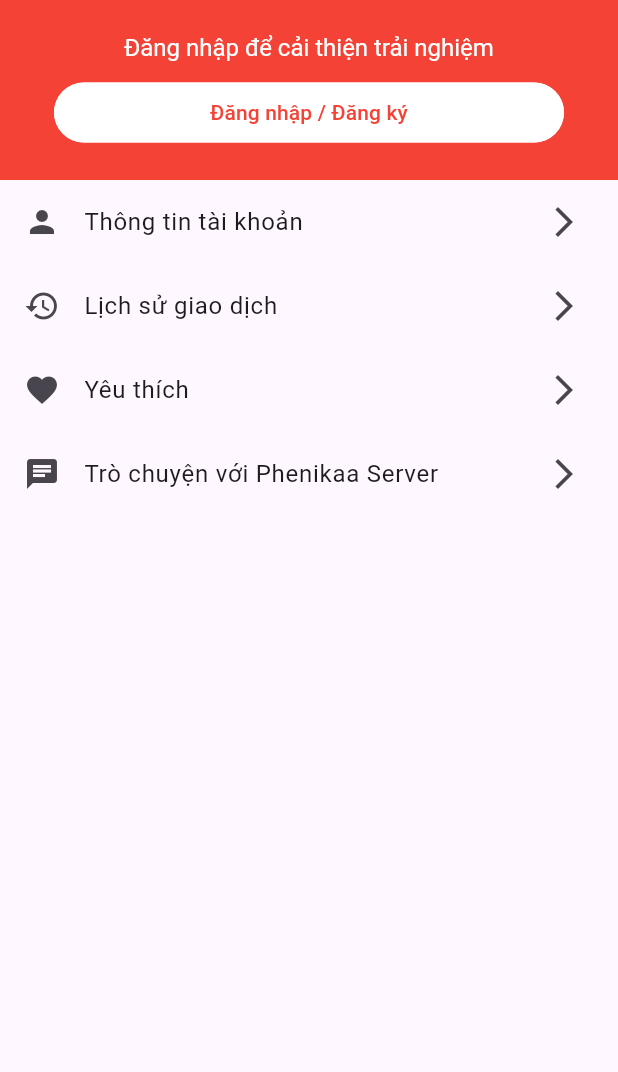
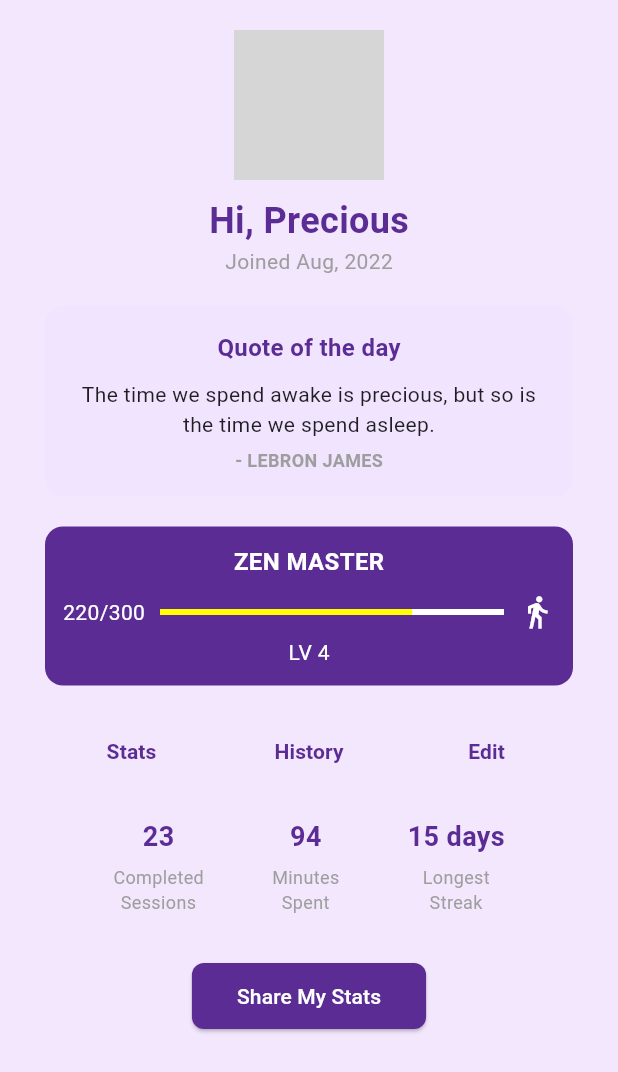
Before and after one commit to MaiAnh-sin/Goup12-lap-trinh-thiet-bi-di-dong, a Flutter app: the UserPage screen opened directly, after a tap on "Thông tin tài khoản", on a phone screen of 412 x 824 dp. Shown: the top 1072 px of the screen. Run offline on Flutter 3.47's test engine with Material 3 defaults, Android fonts, the phone set to English and light mode, and no system bars; our stand-ins replace dash_chat_2, flutter_gemini, geolocator, google_maps_flutter, permission_handler; grey boxes are pictures that could not be loaded.

Commit message:
Mai Anh commit nhờ profile page

```diff
--- /dev/null
+++ b/lib/profile.dart
@@ -0,0 +1,217 @@
+import 'package:flutter/material.dart';
+
+class UserProfilePage extends StatefulWidget {
+  @override
+  _UserProfilePageState createState() => _UserProfilePageState();
+}
+
+class _UserProfilePageState extends State<UserProfilePage> {
+  @override
+  Widget build(BuildContext context) {
+    return Scaffold(
+      backgroundColor: Color(0xFFF3E7FE), // Background color for the page
+      body: SafeArea(
+        child: Column(
+          crossAxisAlignment: CrossAxisAlignment.center,
+          children: [
+            SizedBox(height: 20),
+            // Profile Picture and Greeting
+            CircleAvatar(
+              radius: 50,
+              backgroundImage: AssetImage('assets/profile_picture.jpg'), // Replace with the user's profile image
+            ),
+            SizedBox(height: 10),
+            Text(
+              "Hi, Precious",
+              style: TextStyle(
+                fontSize: 24,
+                fontWeight: FontWeight.bold,
+                color: Color(0xFF5B2D94),
+              ),
+            ),
+            Text(
+              "Joined Aug, 2022",
+              style: TextStyle(
+                fontSize: 14,
+                color: Colors.grey,
+              ),
+            ),
+            SizedBox(height: 20),
+
+            // Quote of the Day
+            Padding(
+              padding: EdgeInsets.symmetric(horizontal: 30),
+              child: Container(
+                padding: EdgeInsets.all(16),
+                decoration: BoxDecoration(
+                  color: Color(0xFFF1E4FF),
+                  borderRadius: BorderRadius.circular(12),
+                ),
+                child: Column(
+                  children: [
+                    Text(
+                      "Quote of the day",
+                      style: TextStyle(
+                        fontSize: 16,
+                        color: Color(0xFF5B2D94),
+                        fontWeight: FontWeight.bold,
+                      ),
+                    ),
+                    SizedBox(height: 10),
+                    Text(
+                      "The time we spend awake is precious, but so is the time we spend asleep.",
+                      textAlign: TextAlign.center,
+                      style: TextStyle(fontSize: 14, color: Colors.black87),
+                    ),
+                    SizedBox(height: 5),
+                    Text(
+                      "- LEBRON JAMES",
+                      style: TextStyle(
+                        fontSize: 12,
+                        fontWeight: FontWeight.w600,
+                        color: Colors.grey,
+                      ),
+                    ),
+                  ],
+                ),
+              ),
+            ),
+            SizedBox(height: 20),
+
+            // Zen Master Progress
+            Padding(
+              padding: EdgeInsets.symmetric(horizontal: 30),
+              child: Container(
+                padding: EdgeInsets.all(12),
+                decoration: BoxDecoration(
+                  color: Color(0xFF5B2D94),
+                  borderRadius: BorderRadius.circular(12),
+                ),
+                child: Column(
+                  children: [
+                    Text(
+                      "ZEN MASTER",
+                      style: TextStyle(
+                        fontSize: 16,
+                        color: Colors.white,
+                        fontWeight: FontWeight.bold,
+                      ),
+                    ),
+                    SizedBox(height: 10),
+                    Row(
+                      mainAxisAlignment: MainAxisAlignment.center,
+                      children: [
+                        Text(
+                          "220/300",
+                          style: TextStyle(color: Colors.white),
+                        ),
+                        SizedBox(width: 10),
+                        Expanded(
+                          child: LinearProgressIndicator(
+                            value: 220 / 300,
+                            color: Colors.yellowAccent,
+                            backgroundColor: Colors.white,
+                          ),
+                        ),
+                        SizedBox(width: 10),
+                        Icon(Icons.directions_walk, color: Colors.white),
+                      ],
+                    ),
+                    SizedBox(height: 5),
+                    Text(
+                      "LV 4",
+                      style: TextStyle(color: Colors.white),
+                    ),
+                  ],
+                ),
+              ),
+            ),
+            SizedBox(height: 20),
+
+            // Stats, History, Edit Buttons
+            Padding(
+              padding: EdgeInsets.symmetric(horizontal: 30),
+              child: Row(
+                mainAxisAlignment: MainAxisAlignment.spaceAround,
+                children: [
+                  _buildButton("Stats"),
+                  _buildButton("History"),
+                  _buildButton("Edit"),
+                ],
+              ),
+            ),
+            SizedBox(height: 20),
+
+            // Session Stats
+            Padding(
+              padding: EdgeInsets.symmetric(horizontal: 30),
+              child: Row(
+                mainAxisAlignment: MainAxisAlignment.spaceEvenly,
+                children: [
+                  _buildStatsColumn("23", "Completed\nSessions"),
+                  _buildStatsColumn("94", "Minutes\nSpent"),
+                  _buildStatsColumn("15 days", "Longest\nStreak"),
+                ],
+              ),
+            ),
+            SizedBox(height: 30),
+
+            // Share My Stats Button
+            ElevatedButton(
+              style: ElevatedButton.styleFrom(
+                backgroundColor: Color(0xFF5B2D94), // Button color
+                shape: RoundedRectangleBorder(
+                  borderRadius: BorderRadius.circular(8),
+                ),
+                padding: EdgeInsets.symmetric(horizontal: 30, vertical: 12),
+              ),
+              onPressed: () {
+                // Share stats action
+              },
+              child: Text(
+                "Share My Stats",
+                style: TextStyle(color: Colors.white),
+              ),
+            ),
+          ],
+        ),
+      ),
+    );
+  }
+
+  Widget _buildButton(String title) {
+    return TextButton(
+      onPressed: () {
+        // Button action
+      },
+      child: Text(
+        title,
+        style: TextStyle(
+          color: Color(0xFF5B2D94),
+          fontWeight: FontWeight.bold,
+        ),
+      ),
+    );
+  }
+
+  Widget _buildStatsColumn(String value, String label) {
+    return Column(
+      children: [
+        Text(
+          value,
+          style: TextStyle(
+            fontSize: 18,
+            fontWeight: FontWeight.bold,
+            color: Color(0xFF5B2D94),
+          ),
+        ),
+        SizedBox(height: 5),
+        Text(
+          label,
+          textAlign: TextAlign.center,
+          style: TextStyle(fontSize: 12, color: Colors.grey),
+        ),
+      ],
+    );
+  }
+}
--- a/lib/user_page.dart
+++ b/lib/user_page.dart
@@ -1,7 +1,8 @@
 import 'package:flutter/material.dart';
 import 'package:mobile_app/adminboxchat.dart';
-import 'package:mobile_app/boxchat.dart';
+//import 'package:mobile_app/boxchat.dart';
 import 'package:mobile_app/userboxchat.dart';
+import 'package:mobile_app/profile.dart';
 
 class UserPage extends StatefulWidget {
   const UserPage({super.key});
@@ -51,13 +52,21 @@ class _UserPageState extends State<UserPage> {
                   leading: Icon(Icons.person),
                   title: Text('Thông tin tài khoản'),
                   trailing: Icon(Icons.arrow_forward_ios),
-                  onTap: () {},
+                  onTap: () {
+                    Navigator.push(
+                      context,
+                      MaterialPageRoute(
+                          builder: (context) => UserProfilePage()),
+                    );
+                  },
                 ),
                 ListTile(
                   leading: Icon(Icons.history),
                   title: Text('Lịch sử giao dịch'),
                   trailing: Icon(Icons.arrow_forward_ios),
-                  onTap: () {},
+                  onTap: () {
+
+                  },
                 ),
                 ListTile(
                   leading: Icon(Icons.favorite),
@@ -70,7 +79,7 @@ class _UserPageState extends State<UserPage> {
                   title: Text('Trò chuyện với Phenikaa Server'),
                   trailing: Icon(Icons.arrow_forward_ios),
                   onTap: () {
-                     _showUserAdminDialog(context);
+                    _showUserAdminDialog(context);
                   },
                 ),
               ],
@@ -80,7 +89,8 @@ class _UserPageState extends State<UserPage> {
       ),
     );
   }
-   void _showUserAdminDialog(BuildContext context) {
+
+  void _showUserAdminDialog(BuildContext context) {
     showDialog(
       context: context,
       builder: (BuildContext context) {
@@ -94,7 +104,9 @@ class _UserPageState extends State<UserPage> {
                 Navigator.pop(context); // Close the dialog
                 Navigator.push(
                   context,
-                  MaterialPageRoute(builder: (context) => UserBoxChat()), // Navigate to user chat
+                  MaterialPageRoute(
+                      builder: (context) =>
+                          UserBoxChat()), // Navigate to user chat
                 );
               },
             ),
@@ -110,6 +122,7 @@ class _UserPageState extends State<UserPage> {
       },
     );
   }
+
   void _showAdminPasswordDialog(BuildContext context) {
     TextEditingController passwordController = TextEditingController();
 
@@ -137,7 +150,9 @@ class _UserPageState extends State<UserPage> {
                   Navigator.pop(context); // Close the password dialog
                   Navigator.push(
                     context,
-                    MaterialPageRoute(builder: (context) => AdminBoxChat()), // Navigate to admin chat
+                    MaterialPageRoute(
+                        builder: (context) =>
+                            AdminBoxChat()), // Navigate to admin chat
                   );
                 } else {
                   // Show an error message if the password is incorrect
```
Also changed, not shown: lib/history.dart (added).
